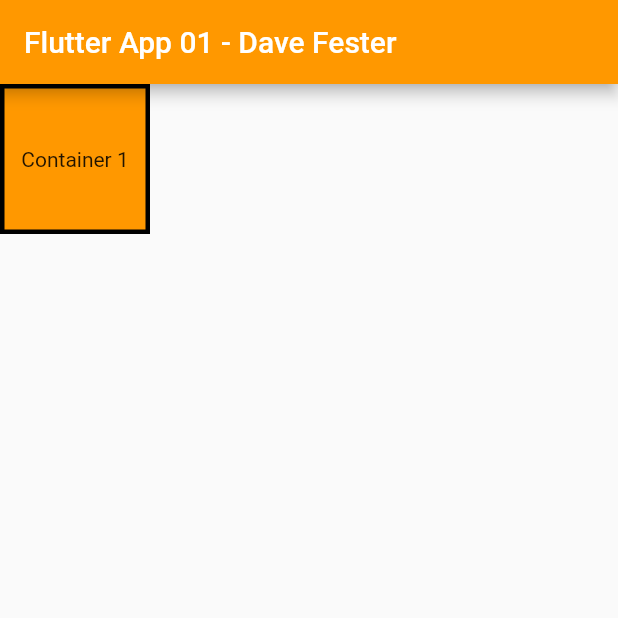
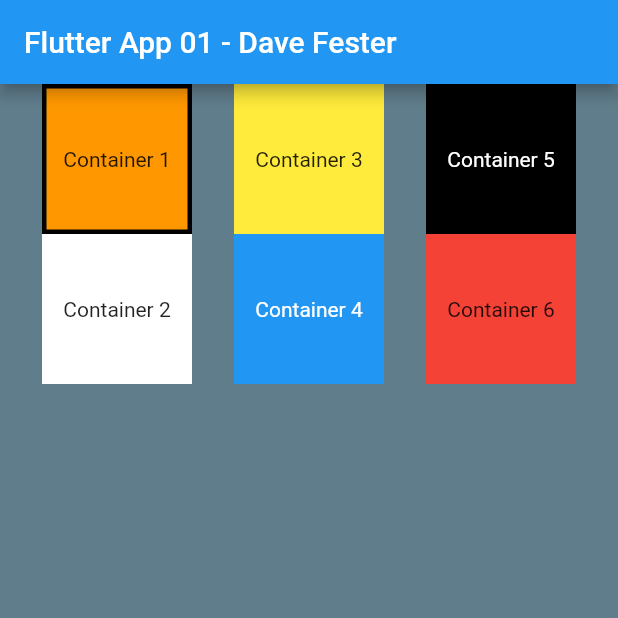
Before and after one commit to davefester/flutterapp01_davefester, a Flutter app: the screen it shows after launch, on a phone screen of 412 x 824 dp, the top half of it. Run offline on Flutter 3.47's test engine with Material 2 defaults, Android fonts, the phone set to English and light mode, and no system bars.

Commit message:
Added row with 3 columns, Added and containers.

```diff
--- a/lib/main.dart
+++ b/lib/main.dart
@@ -27,11 +27,15 @@ class MyApp extends StatelessWidget {
         visualDensity: VisualDensity.adaptivePlatformDensity,
       ),
       home: Scaffold(
+        backgroundColor: Colors.blueGrey,
         appBar: AppBar(
           title: Text('Flutter App 01 - Dave Fester'),
-          backgroundColor: Colors.orange,
+          backgroundColor: Colors.blue,
         ),
-        body: Column(
+        body: Row(
+          mainAxisAlignment: MainAxisAlignment.spaceEvenly,
+          children: <Widget>[
+          Column(
               mainAxisSize: MainAxisSize.max,
               children: <Widget>[
                 Container(
@@ -48,8 +52,82 @@ class MyApp extends StatelessWidget {
                     ) ,
                   ),
                 ),
+                Container(
+                  height: 100.0,
+                  width: 100.0,
+                  decoration: BoxDecoration(
+                    color: Colors.white
+                  ),
+                  child: Center(
+                    child: Text(
+                      "Container 2",
+                      textAlign: TextAlign.center,
+                    ) ,
+                  ),
+                ),
               ],
             ),
+          Column(
+            children: <Widget>[
+                Container(
+                  height: 100.0,
+                  width: 100.0,
+                  decoration: BoxDecoration(
+                    color: Colors.yellow
+                  ),
+                  child: Center(
+                    child: Text(
+                      "Container 3",
+                    ) ,
+                  ),
+                ),
+                Container(
+                  height: 100.0,
+                  width: 100.0,
+                  decoration: BoxDecoration(
+                    color: Colors.blue
+                  ),
+                  child: Center(
+                    child: Text(
+                      "Container 4",
+                      style: TextStyle(color: Colors.white),
+                    ) ,
+                  ),
+                ),
+            ]
+          ),
+          Column(
+            children: <Widget>[
+              Container(
+                  height: 100.0,
+                  width: 100.0,
+                  decoration: BoxDecoration(
+                    color: Colors.black
+                  ),
+                  child: Center(
+                    child: Text(
+                      "Container 5",
+                      style: TextStyle(color: Colors.white),
+                    ) ,
+                  ),
+              ),
+              Container(
+                  height: 100.0,
+                  width: 100.0,
+                  decoration: BoxDecoration(
+                    color: Colors.red
+                  ),
+                  child: Center(
+                    child: Text(
+                      "Container 6",
+                    ) ,
+                  ),
+              ),
+            ],
+          ),
+          ],
+        ),
+
       )
     );
   }
```
Lines whose indentation alone changed are shown as unchanged.
